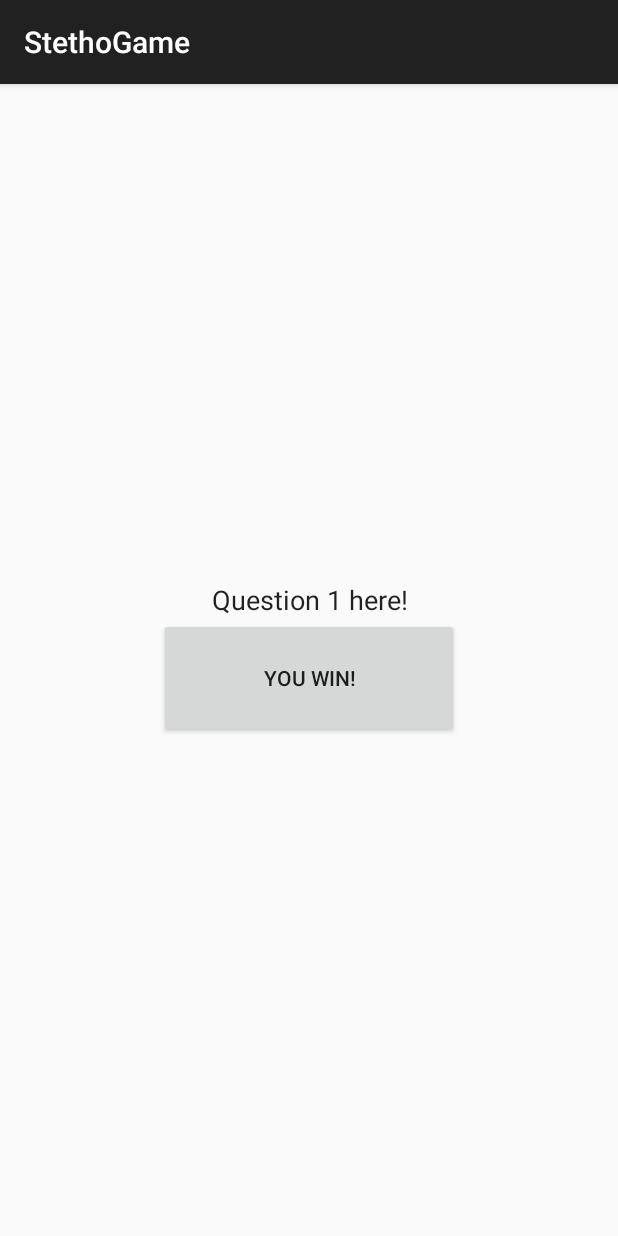
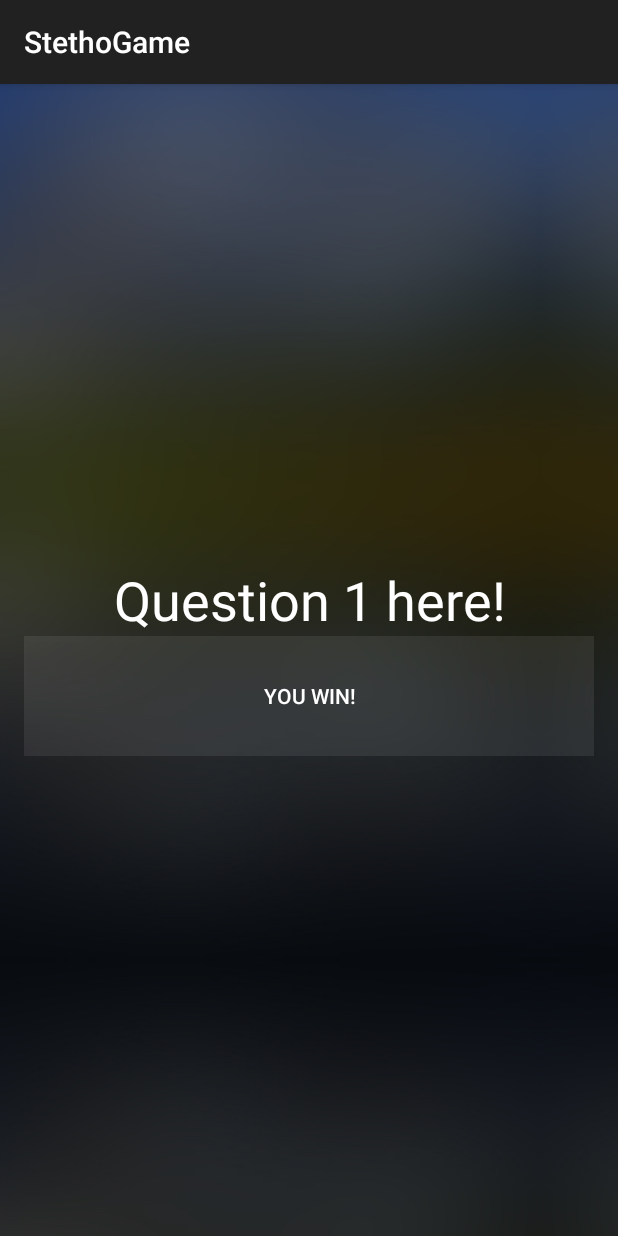
Before and after one commit to jasta/stetho-game, an Android app: the screen it shows after launch (MainActivity), on a phone screen of 412 x 824 dp. Run offline under Robolectric (Android 15) with nearby library versions, the phone set to English and light mode, and no system bars; our stand-ins replace ButterKnife; libraries missing offline, so code that uses them is left out: com.facebook.stetho; 1 statement that could not run was skipped.

Commit message:
Basic styling.

```diff
--- /dev/null
+++ b/app/src/main/res/drawable/app_background_tiled.xml
@@ -0,0 +1,5 @@
+<bitmap
+    xmlns:android="http://schemas.android.com/apk/res/android"
+    android:src="@drawable/app_background"
+    android:tileMode="mirror"
+    />
--- a/app/src/main/res/values/dimens.xml
+++ b/app/src/main/res/values/dimens.xml
@@ -1,8 +1,9 @@
 <resources>
-    <!-- Default screen margins, per the Android Design guidelines. -->
-    <dimen name="activity_horizontal_margin">16dp</dimen>
-    <dimen name="activity_vertical_margin">16dp</dimen>
+  <!-- Default screen margins, per the Android Design guidelines. -->
+  <dimen name="activity_horizontal_margin">16dp</dimen>
+  <dimen name="activity_vertical_margin">16dp</dimen>
 
-    <dimen name="question_btn_width">200dp</dimen>
-    <dimen name="question_btn_height">80dp</dimen>
+  <dimen name="question_btn_height">80dp</dimen>
+
+  <dimen name="question_btn_border_width">2dp</dimen>
 </resources>
--- a/app/src/main/res/values/styles.xml
+++ b/app/src/main/res/values/styles.xml
@@ -1,21 +1,24 @@
 <resources>
 
   <!-- Base application theme. -->
-    <style name="AppTheme" parent="Theme.AppCompat.Light.DarkActionBar">
-        <!-- Customize your theme here. -->
+  <style name="AppTheme" parent="Theme.AppCompat">
+    <item name="android:windowBackground">@drawable/app_background_tiled</item>
   </style>
 
-    <style name="QuestionPrompt" parent="@android:style/TextAppearance.Medium">
+  <style name="QuestionPrompt" parent="@android:style/TextAppearance.Large">
     <item name="android:layout_width">match_parent</item>
     <item name="android:layout_height">wrap_content</item>
     <item name="android:paddingLeft">15dp</item>
     <item name="android:paddingRight">15dp</item>
     <item name="android:gravity">center_horizontal</item>
+    <item name="android:textSize">36sp</item>
   </style>
 
   <style name="AnswerButton">
-      <item name="android:layout_width">@dimen/question_btn_width</item>
+    <item name="android:background">@color/primary_btn_background</item>
+    <item name="android:layout_width">match_parent</item>
     <item name="android:layout_height">@dimen/question_btn_height</item>
+    <item name="android:paddingLeft">25dp</item>
+    <item name="android:paddingRight">25dp</item>
   </style>
-
 </resources>
```
Also changed, not shown: app/src/main/res/drawable/primary_btn_background.xml (added, +12 -0 lines), app/src/main/res/values/colors.xml (added, +8 -0 lines), app/src/main/res/drawable-hdpi/app_background.png (added), app/src/main/res/drawable-mdpi/app_background.png (added), app/src/main/res/drawable-xhdpi/app_background.png (added), app/src/main/res/drawable-xxhdpi/app_background.png (added). Lines whose indentation alone changed are shown as unchanged.
